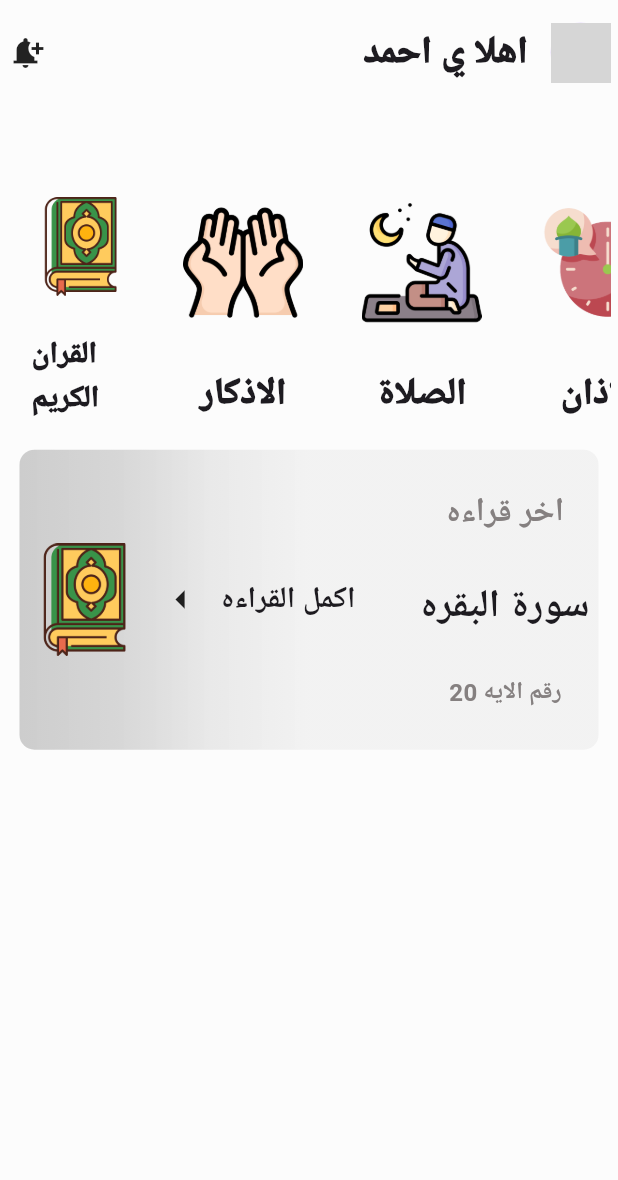
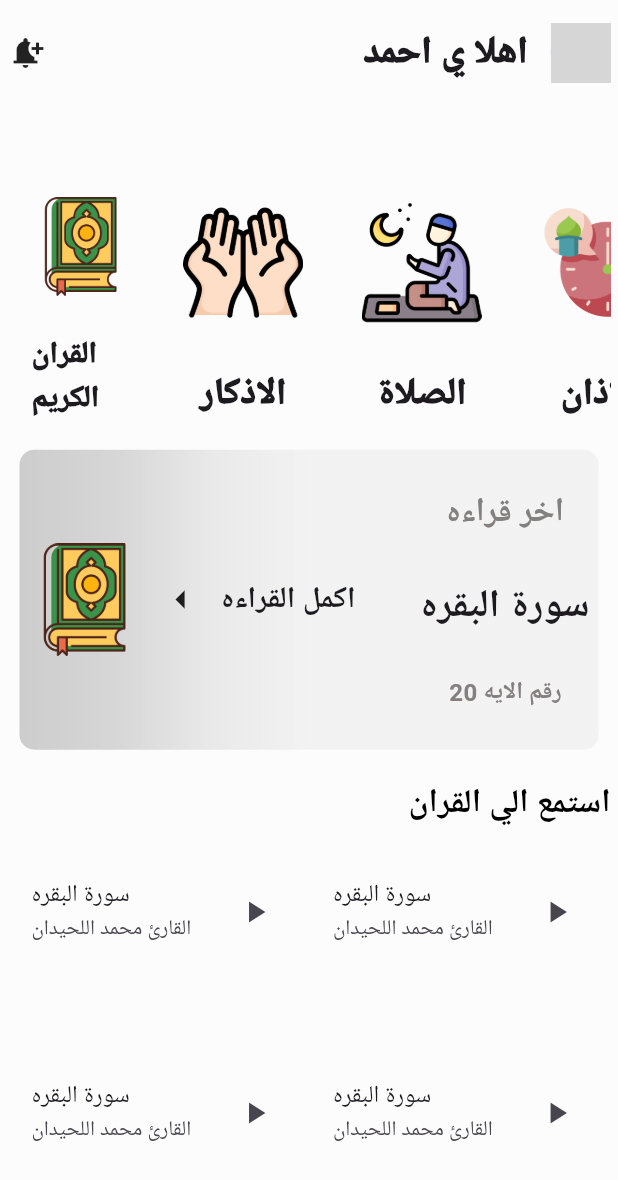
Before and after one commit to hazzemSaid/-, a Flutter app: the screen it shows after launch, on a phone screen of 412 x 824 dp. Shown: the top 1180 px of the screen. Run offline on Flutter 3.47's test engine with Material 3 defaults, Android fonts, the phone set to English and light mode, and no system bars; our stand-ins replace device_preview; generated files the repository leaves out were written again; network calls fail; Roboto replaces fonts that are missing (Cairo, IBM Plex Sans Arabic, Rubik); grey boxes are pictures that could not be loaded.

Commit message:
add Quran listening section with GridView in HomeScreen
i will edit it in future

```diff
--- a/lib/features/home/presentation/view/screens/HomeScreen.dart
+++ b/lib/features/home/presentation/view/screens/HomeScreen.dart
@@ -32,6 +32,37 @@ class HomeScreen extends StatelessWidget {
                 height: 20,
                 width: double.infinity,
               ),
+              const Align(
+                alignment: Alignment.centerRight,
+                child: Text(
+                  'استمع الي القران',
+                  style: TextStyle(
+                    fontSize: 22,
+                    fontWeight: FontWeight.bold,
+                    fontFamily: 'Cairo',
+                    color: Color.fromARGB(255, 0, 0, 0),
+                  ),
+                ),
+              ),
+              const SizedBox(
+                height: 20,
+                width: double.infinity,
+              ),
+              GridView.builder(
+                  gridDelegate: const SliverGridDelegateWithFixedCrossAxisCount(
+                    crossAxisCount: 2,
+                    childAspectRatio: 1.5,
+                  ),
+                  physics: const NeverScrollableScrollPhysics(),
+                  shrinkWrap: true,
+                  itemCount: 20,
+                  itemBuilder: (context, index) {
+                    return const ListTile(
+                      title: Text('سورة البقره'),
+                      subtitle: Text('القارئ محمد اللحيدان'),
+                      trailing: Icon(Icons.play_arrow),
+                    );
+                  }),
             ],
           ),
         ),
```
